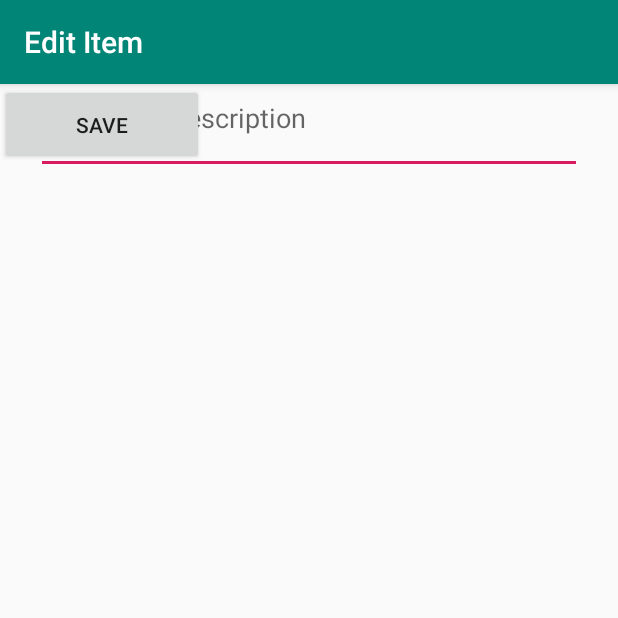
After one commit to beauvoir025/SimpleTodo, an Android app: the EdititemActivity screen opened directly, with no data from a screen before it, on a phone screen of 412 x 824 dp, the top half of it. The commit adds this screen. Run offline under Robolectric (Android 15) with nearby library versions, the phone set to English and light mode, and no system bars.

Commit message:
Implement edit item feature

```diff
--- a/app/src/main/AndroidManifest.xml
+++ b/app/src/main/AndroidManifest.xml
@@ -9,6 +9,7 @@
         android:roundIcon="@mipmap/ic_launcher_round"
         android:supportsRtl="true"
         android:theme="@style/AppTheme">
+        <activity android:name=".EdititemActivity"></activity>
         <activity android:name=".MainActivity">
             <intent-filter>
                 <action android:name="android.intent.action.MAIN" />
--- /dev/null
+++ b/app/src/main/java/codepath/com/EdititemActivity.java
@@ -0,0 +1,46 @@
+package codepath.com;
+
+import android.content.Intent;
+import android.os.Bundle;
+import android.view.View;
+import android.widget.EditText;
+
+import androidx.appcompat.app.AppCompatActivity;
+
+import static codepath.com.MainActivity.ITEM_POSITION;
+import static codepath.com.MainActivity.ITEM_TEXT;
+
+public class EdititemActivity extends AppCompatActivity {
+
+    // track edit text
+    EditText etItemText;
+    // position of edited item in list
+    int position;
+
+    @Override
+    protected void onCreate(Bundle savedInstanceState) {
+        super.onCreate(savedInstanceState);
+        setContentView(R.layout.activity_edititem);
+        // resolve edit text from layout
+        etItemText = (EditText) findViewById(R.id.etIdemText);
+        // set edit text value from intent extra
+        etItemText.setText(getIntent().getStringExtra(ITEM_TEXT));
+       // update position from intent extra
+        position = getIntent().getIntExtra(ITEM_POSITION, 0);
+        // update the title bar of the activity
+        getSupportActionBar().setTitle("Edit Item");
+    }
+    //handler for save button
+    public void onSaveItem(View v) {
+        //prepare new intent for result
+        Intent i = new Intent();
+        // pass updated item text as extra
+        i.putExtra(ITEM_TEXT, etItemText.getText().toString());
+        i.putExtra(ITEM_POSITION, position);
+        // set the intent as the result of the activity
+        setResult(RESULT_OK, i);
+        // close the activity and redirect to main
+        finish();
+    }
+
+}
--- /dev/null
+++ b/app/src/main/res/layout/activity_edititem.xml
@@ -0,0 +1,33 @@
+<?xml version="1.0" encoding="utf-8"?>
+<androidx.constraintlayout.widget.ConstraintLayout xmlns:android="http://schemas.android.com/apk/res/android"
+    xmlns:app="http://schemas.android.com/apk/res-auto"
+    xmlns:tools="http://schemas.android.com/tools"
+    android:layout_width="match_parent"
+    android:layout_height="match_parent"
+    tools:context=".EdititemActivity">
+
+    <EditText
+        android:id="@+id/etIdemText"
+        android:layout_width="364dp"
+        android:layout_height="60dp"
+        android:layout_marginStart="8dp"
+        android:layout_marginLeft="8dp"
+        android:layout_marginEnd="8dp"
+        android:layout_marginRight="8dp"
+        android:ems="10"
+        android:gravity="start|top"
+        android:hint="Enter item description"
+        android:inputType="textMultiLine"
+        app:layout_constraintEnd_toEndOf="parent"
+        app:layout_constraintStart_toStartOf="parent"
+        tools:layout_editor_absoluteY="61dp" />
+
+    <Button
+        android:id="@+id/btnSave"
+        android:layout_width="136dp"
+        android:layout_height="54dp"
+        android:onClick="onSaveItem"
+        android:text="SAVE"
+        tools:layout_editor_absoluteX="24dp"
+        tools:layout_editor_absoluteY="136dp" />
+</androidx.constraintlayout.widget.ConstraintLayout>
```
Also changed, not shown: app/src/main/java/codepath/com/MainActivity.java (+46 -2 lines).
